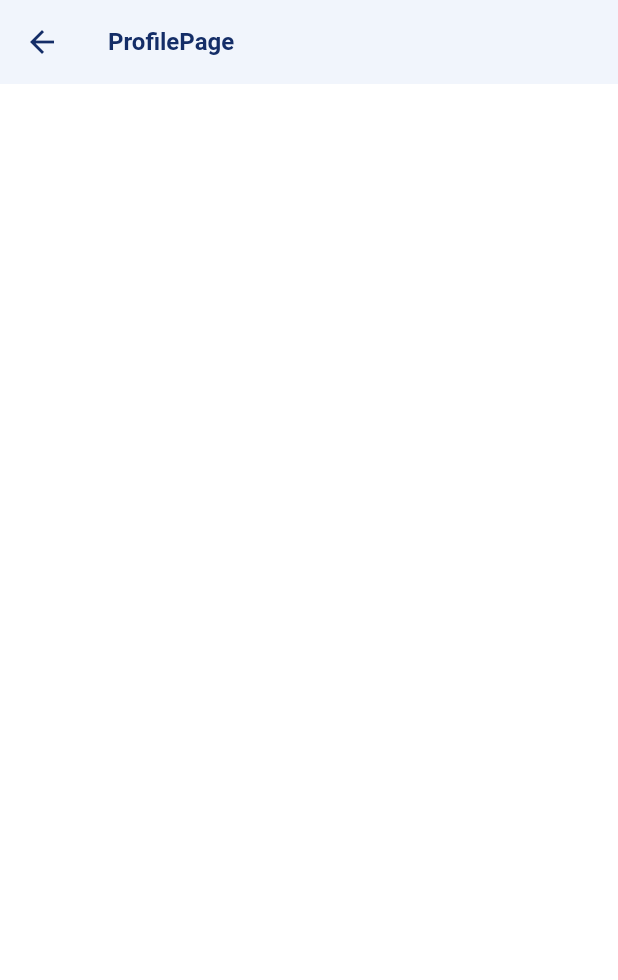
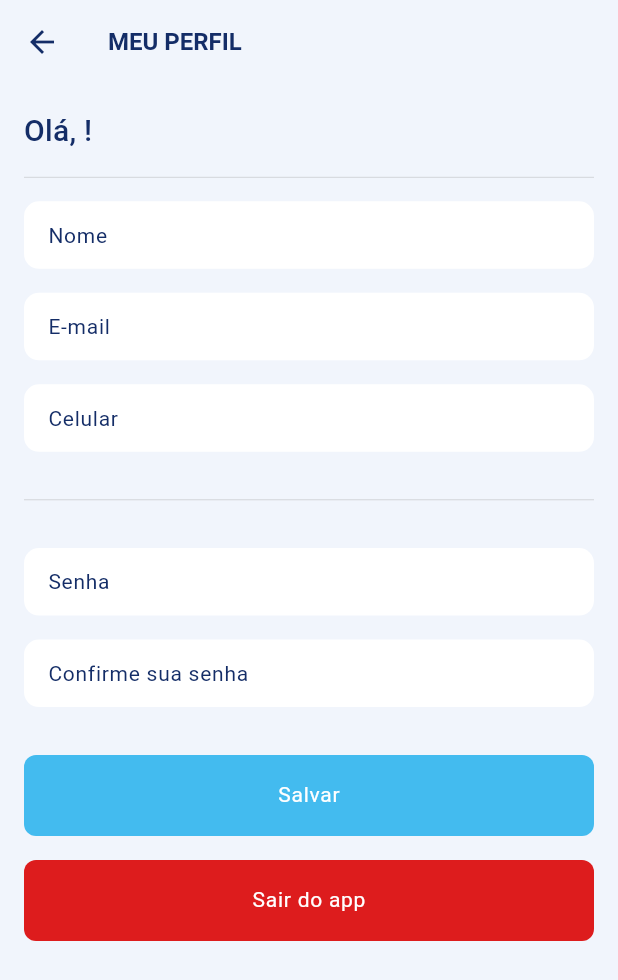
Before and after one commit to stratsconsultoria/app-aloo, a Flutter app: the ProfilePage screen opened by its route, on a phone screen of 412 x 824 dp. Shown: the top 980 px of the screen. Run offline on Flutter 3.47's test engine with Material 3 defaults, Android fonts, the light colour scheme and no system bars; our stand-ins replace dartz, dio, flare_flutter, flutter_keyboard_visibility, flutter_screenutil, flutter_secure_storage and 5 more; accounts and stored records are empty.

Commit message:
feat: profile page

```diff
--- a/lib/app/presentation/components/atoms/custom_button.dart
+++ b/lib/app/presentation/components/atoms/custom_button.dart
@@ -72,9 +72,9 @@ class CustomButtom extends StatelessWidget {
             Text(
               label,
               style: Theme.of(context).textTheme.bodyLarge?.copyWith(
-                    color: type != 'confirm'
-                        ? Theme.of(context).primaryColor
-                        : Theme.of(context).scaffoldBackgroundColor,
+                    color: type != 'seccond'
+                        ? Theme.of(context).scaffoldBackgroundColor
+                        : Theme.of(context).primaryColor,
                   ),
             ),
           ],
--- a/lib/app/presentation/components/atoms/custom_text_field.dart
+++ b/lib/app/presentation/components/atoms/custom_text_field.dart
@@ -2,21 +2,21 @@ import 'package:flutter/material.dart';
 import 'package:flutter/services.dart';
 
 class CustomTextField extends StatelessWidget {
+  final String label;
   final TextEditingController controller;
-  final String label;
   final Function(String)? onSubmitted;
   final Function(String)? onChage;
   final TextInputType? keyboardType;
   final FocusNode? focusNode;
+  final Color? color;
   final bool obscureText;
   final List<TextInputFormatter>? maskFormatter;
   final Widget? suffixIcon;
   final bool enabled;
 
   const CustomTextField({
-    super.key,
+    required this.label,
     required this.controller,
-    required this.label,
     this.onSubmitted,
     this.onChage,
     this.keyboardType = TextInputType.text,
@@ -24,23 +24,27 @@ class CustomTextField extends StatelessWidget {
     this.maskFormatter,
     this.obscureText = false,
     this.suffixIcon,
+    this.color,
     this.enabled = true,
+    super.key,
   });
 
   @override
   Widget build(BuildContext context) {
-    return Container(
-      padding: const EdgeInsets.symmetric(horizontal: 8),
-      decoration: BoxDecoration(
-        borderRadius: BorderRadius.circular(10),
-        color: Theme.of(context).cardColor,
-      ),
-      child: TextFormField(
+    return TextFormField(
       decoration: InputDecoration(
-          fillColor: Colors.amber,
         labelText: label,
         isDense: true,
         suffixIcon: suffixIcon,
+        filled: true,
+        border: OutlineInputBorder(
+          borderRadius: BorderRadius.circular(10),
+          borderSide: const BorderSide(
+            width: 0,
+            style: BorderStyle.none,
+          ),
+        ),
+        fillColor: color ?? Theme.of(context).cardColor,
       ),
       autocorrect: false,
       controller: controller,
@@ -51,7 +55,6 @@ class CustomTextField extends StatelessWidget {
       keyboardType: keyboardType,
       onFieldSubmitted: onSubmitted,
       onChanged: onChage,
-      ),
     );
   }
 }
--- a/lib/app/presentation/pages/profile/profile_bindings.dart
+++ b/lib/app/presentation/pages/profile/profile_bindings.dart
@@ -4,6 +4,8 @@ import 'profile_controller.dart';
 class ProfileBindings implements Bindings {
   @override
   void dependencies() {
-    Get.put(ProfileController());
+    Get.put(ProfileController(
+      authController: Get.find(),
+    ));
   }
 }
--- a/lib/app/presentation/pages/profile/profile_controller.dart
+++ b/lib/app/presentation/pages/profile/profile_controller.dart
@@ -1,3 +1,13 @@
+import 'package:app_aloo/app/presentation/controllers/auth_controller.dart';
+import 'package:flutter/material.dart';
 import 'package:get/get.dart';
 
-class ProfileController extends GetxController {}
+class ProfileController extends GetxController {
+  final AuthController authController;
+
+  ProfileController({required this.authController});
+
+  Rx<TextEditingController> nameController = TextEditingController().obs;
+  Rx<TextEditingController> emailController = TextEditingController().obs;
+  Rx<TextEditingController> phoneController = TextEditingController().obs;
+}
--- a/lib/app/presentation/pages/profile/profile_page.dart
+++ b/lib/app/presentation/pages/profile/profile_page.dart
@@ -1,3 +1,4 @@
+import 'package:app_aloo/app/presentation/components/atoms/atoms.dart';
 import 'package:get/get.dart';
 import 'package:flutter/material.dart';
 import 'profile_controller.dart';
@@ -8,10 +9,76 @@ class ProfilePage extends GetView<ProfileController> {
   @override
   Widget build(BuildContext context) {
     return Scaffold(
+      backgroundColor: Theme.of(context).cardColor,
       appBar: AppBar(
-        title: const Text('ProfilePage'),
+        title: const Text('MEU PERFIL'),
       ),
-      body: Container(),
+      body: SingleChildScrollView(
+        padding: const EdgeInsets.symmetric(horizontal: 16),
+        child: Column(
+          crossAxisAlignment: CrossAxisAlignment.start,
+          children: [
+            const SizedBox(height: 16),
+            Text(
+              'Olá, ${controller.authController.account.value.nome}!',
+              style: Theme.of(context).textTheme.titleMedium,
+            ),
+            const SizedBox(height: 16),
+            const Divider(
+              thickness: 0.25,
+              height: 0.2,
+              color: Colors.grey,
+            ),
+            const SizedBox(height: 16),
+            CustomTextField(
+              label: 'Nome',
+              controller: controller.nameController.value,
+              color: Theme.of(context).scaffoldBackgroundColor,
+            ),
+            const SizedBox(height: 16),
+            CustomTextField(
+              label: 'E-mail',
+              controller: controller.emailController.value,
+              color: Theme.of(context).scaffoldBackgroundColor,
+            ),
+            const SizedBox(height: 16),
+            CustomTextField(
+              label: 'Celular',
+              controller: controller.phoneController.value,
+              color: Theme.of(context).scaffoldBackgroundColor,
+            ),
+            const SizedBox(height: 32),
+            const Divider(
+              thickness: 0.25,
+              height: 0.2,
+              color: Colors.grey,
+            ),
+            const SizedBox(height: 32),
+            CustomTextField(
+              label: 'Senha',
+              controller: controller.phoneController.value,
+              color: Theme.of(context).scaffoldBackgroundColor,
+            ),
+            const SizedBox(height: 16),
+            CustomTextField(
+              label: 'Confirme sua senha',
+              controller: controller.phoneController.value,
+              color: Theme.of(context).scaffoldBackgroundColor,
+            ),
+            const SizedBox(height: 32),
+            CustomButtom(
+              label: 'Salvar',
+              onTap: () => {},
+            ),
+            const SizedBox(height: 16),
+            CustomButtom(
+              label: 'Sair do app',
+              type: 'delete',
+              onTap: () => {},
+            ),
+          ],
+        ),
+      ),
     );
   }
 }
--- a/lib/core/theme/themes.dart
+++ b/lib/core/theme/themes.dart
@@ -63,10 +63,12 @@ abstract class AppTheme {
       bodyLarge: bodyLarge,
       displayLarge: appBarTextStyle,
     ),
-    inputDecorationTheme: const InputDecorationTheme(
-      focusedBorder: InputBorder.none,
-      enabledBorder: InputBorder.none,
-      labelStyle: TextStyle(
+    inputDecorationTheme: InputDecorationTheme(
+      focusedBorder: OutlineInputBorder(
+        borderSide: const BorderSide(width: 0.5),
+        borderRadius: BorderRadius.circular(10),
+      ),
+      labelStyle: const TextStyle(
         color: AppColors.primaryColor,
       ),
     ),
```
Lines whose indentation alone changed are shown as unchanged.
